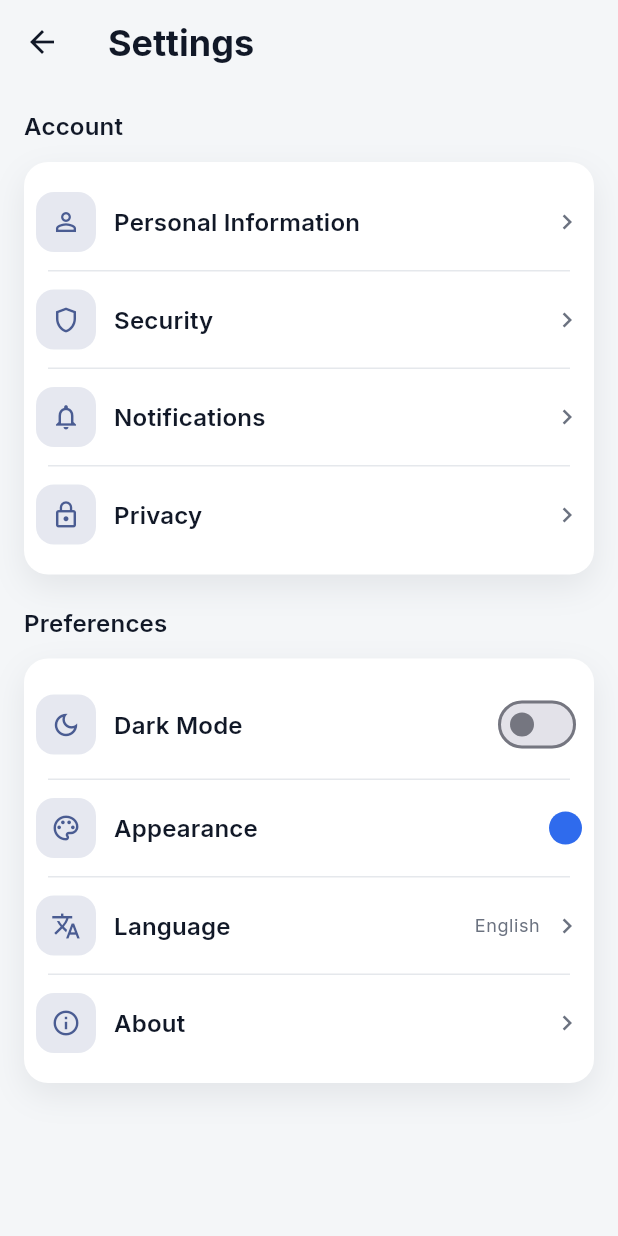
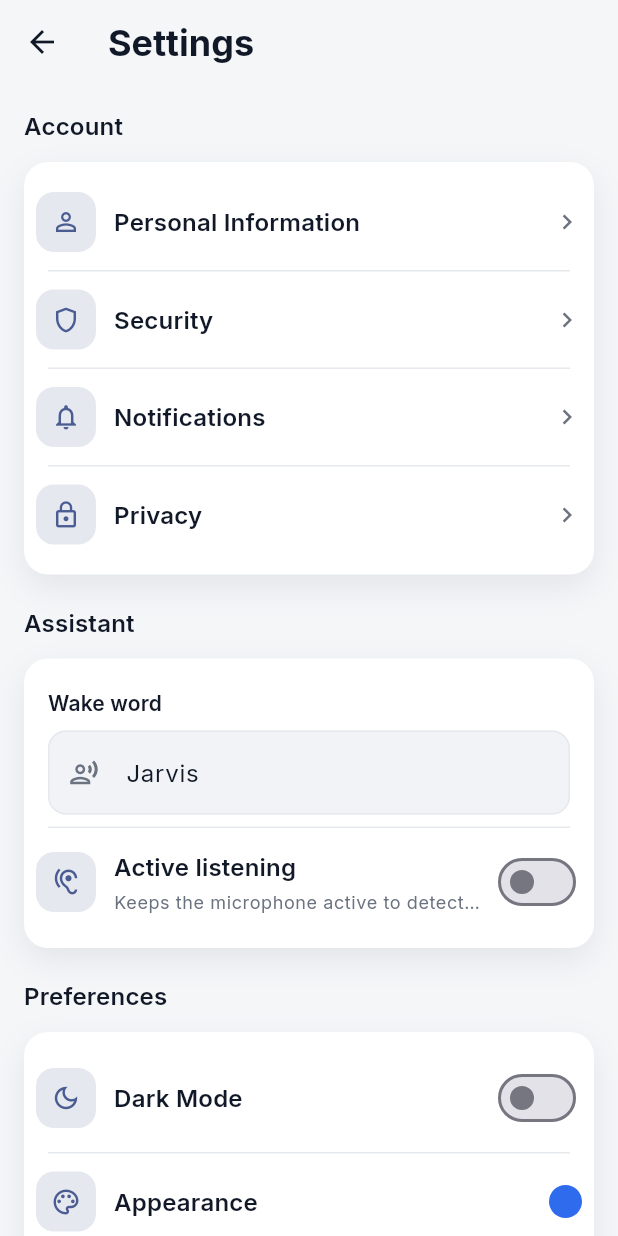
Before and after one commit to cymonevo-luna/smart_assistant_app, a Flutter app: the SettingsPage screen opened by its route, on a phone screen of 412 x 824 dp. Run offline on Flutter 3.47's test engine with Material 3 defaults, Android fonts, the phone set to English and light mode, and no system bars; our stand-ins replace dio, flutter_dotenv, flutter_riverpod, flutter_secure_storage, freezed_annotation, get_it and 6 more; accounts and stored records are empty.

Commit message:
feat(assistant): add settings UI with backend sync and local cache (#2)
Add assistant feature module with freezed AssistantSettings model,
repository for GET/PUT /api/v1/assistant/settings, AsyncNotifier
provider with offline cache fallback, and Settings Assistant section
(wake word field with debounced save, active listening switch).
Includes widget and repository tests.

Co-authored-by: Cursor Agent <cursoragent@cursor.com>
Co-authored-by: Aji <cymon1997@users.noreply.github.com>

```diff
--- a/lib/core/di/locator.dart
+++ b/lib/core/di/locator.dart
@@ -1,5 +1,6 @@
 import 'package:get_it/get_it.dart';
 
+import '../../features/assistant/data/assistant_settings_repository.dart';
 import '../config/app_config.dart';
 import '../network/api_client.dart';
 import '../storage/preferences_service.dart';
@@ -31,4 +32,7 @@ Future<void> setupLocator() async {
   if (savedToken != null) apiClient.setAuthToken(savedToken);
 
   locator.registerSingleton<ApiClient>(apiClient);
+  locator.registerSingleton<AssistantSettingsRepository>(
+    AssistantSettingsRepository(apiClient, prefs),
+  );
 }
--- a/lib/core/storage/preferences_service.dart
+++ b/lib/core/storage/preferences_service.dart
@@ -48,4 +48,6 @@ abstract final class PrefKeys {
   static const String themeMode = 'theme_mode';
   static const String onboardingDone = 'onboarding_done';
   static const String locale = 'locale';
+  static const String assistantWakeWord = 'assistant_wake_word';
+  static const String assistantActiveListening = 'assistant_active_listening';
 }
--- /dev/null
+++ b/lib/features/assistant/models/assistant_settings.dart
@@ -0,0 +1,17 @@
+import 'package:freezed_annotation/freezed_annotation.dart';
+
+part 'assistant_settings.freezed.dart';
+part 'assistant_settings.g.dart';
+
+@freezed
+abstract class AssistantSettings with _$AssistantSettings {
+  const factory AssistantSettings({
+    @JsonKey(name: 'wake_word') required String wakeWord,
+    @JsonKey(name: 'active_listening_enabled')
+    required bool activeListeningEnabled,
+    @JsonKey(name: 'updated_at') DateTime? updatedAt,
+  }) = _AssistantSettings;
+
+  factory AssistantSettings.fromJson(Map<String, dynamic> json) =>
+      _$AssistantSettingsFromJson(json);
+}
--- /dev/null
+++ b/lib/features/assistant/widgets/assistant_settings_section.dart
@@ -0,0 +1,154 @@
+import 'dart:async';
+
+import 'package:flutter/material.dart';
+import 'package:flutter_riverpod/flutter_riverpod.dart';
+
+import '../../../core/theme/app_spacing.dart';
+import '../../../l10n/app_localizations.dart';
+import '../../../shared/widgets/widgets.dart';
+import '../assistant_settings_provider.dart';
+
+class AssistantSettingsSection extends ConsumerStatefulWidget {
+  const AssistantSettingsSection({super.key});
+
+  @override
+  ConsumerState<AssistantSettingsSection> createState() =>
+      _AssistantSettingsSectionState();
+}
+
+class _AssistantSettingsSectionState
+    extends ConsumerState<AssistantSettingsSection> {
+  TextEditingController? _wakeWordController;
+  String? _wakeWordError;
+  Timer? _debounce;
+  String? _lastSyncedWakeWord;
+
+  @override
+  void dispose() {
+    _debounce?.cancel();
+    _wakeWordController?.dispose();
+    super.dispose();
+  }
+
+  void _syncController(String wakeWord) {
+    if (_lastSyncedWakeWord == wakeWord) return;
+    _lastSyncedWakeWord = wakeWord;
+    _wakeWordController ??= TextEditingController(text: wakeWord);
+    if (_wakeWordController!.text != wakeWord) {
+      _wakeWordController!.text = wakeWord;
+    }
+  }
+
+  void _onWakeWordChanged(String value) {
+    if (_wakeWordError != null) {
+      setState(() => _wakeWordError = null);
+    }
+    _debounce?.cancel();
+    _debounce = Timer(const Duration(milliseconds: 500), () => _saveWakeWord());
+  }
+
+  Future<void> _saveWakeWord() async {
+    final l10n = AppLocalizations.of(context);
+    final value = _wakeWordController?.text ?? '';
+    if (value.trim().isEmpty) {
+      setState(() => _wakeWordError = l10n.wakeWordRequired);
+      return;
+    }
+
+    final ok = await ref.read(assistantSettingsProvider.notifier).setWakeWord(value);
+    if (!ok && mounted) {
+      ScaffoldMessenger.of(context).showSnackBar(
+        SnackBar(content: Text(l10n.assistantSettingsSaveFailed)),
+      );
+    }
+  }
+
+  Future<void> _onActiveListeningChanged(bool enabled) async {
+    final l10n = AppLocalizations.of(context);
+    final ok =
+        await ref.read(assistantSettingsProvider.notifier).setActiveListening(
+              enabled,
+            );
+    if (!ok && mounted) {
+      ScaffoldMessenger.of(context).showSnackBar(
+        SnackBar(content: Text(l10n.assistantSettingsSaveFailed)),
+      );
+    }
+  }
+
+  @override
+  Widget build(BuildContext context) {
+    final l10n = AppLocalizations.of(context);
+    final settingsAsync = ref.watch(assistantSettingsProvider);
+
+    return settingsAsync.when(
+      loading: () => const AppCard(
+        child: Padding(
+          padding: EdgeInsets.all(AppSpacing.lg),
+          child: Center(child: CircularProgressIndicator()),
+        ),
+      ),
+      error: (error, _) => AppCard(
+        child: Padding(
+          padding: const EdgeInsets.all(AppSpacing.lg),
+          child: AppText.body(error.toString()),
+        ),
+      ),
+      data: (settings) {
+        _syncController(settings.wakeWord);
+        return AppCard(
+          padding: const EdgeInsets.symmetric(vertical: AppSpacing.xs),
+          child: Column(
+            children: [
+              Padding(
+                padding: const EdgeInsets.fromLTRB(
+                  AppSpacing.md,
+                  AppSpacing.sm,
+                  AppSpacing.md,
+                  AppSpacing.xs,
+                ),
+                child: AppTextField(
+                  label: l10n.wakeWord,
+                  controller: _wakeWordController,
+                  prefixIcon: Icons.record_voice_over_outlined,
+                  onChanged: _onWakeWordChanged,
+                ),
+              ),
+              if (_wakeWordError != null)
+                Padding(
+                  padding: const EdgeInsets.fromLTRB(
+                    AppSpacing.md,
+                    0,
+                    AppSpacing.md,
+                    AppSpacing.xs,
+                  ),
+                  child: Text(
+                    _wakeWordError!,
+                    style: TextStyle(
+                      color: Theme.of(context).colorScheme.error,
+                      fontSize: 12,
+                    ),
+                  ),
+                ),
+              const Divider(
+                indent: AppSpacing.md,
+                endIndent: AppSpacing.md,
+              ),
+              AppListTile(
+                icon: Icons.hearing_outlined,
+                title: l10n.activeListening,
+                subtitle: l10n.activeListeningSubtitle,
+                showChevron: false,
+                trailing: Switch(
+                  key: const ValueKey('assistant_active_listening'),
+                  value: settings.activeListeningEnabled,
+                  onChanged: _onActiveListeningChanged,
+                ),
+              ),
+            ],
+          ),
+        );
+      },
+    );
+  }
+}
--- a/lib/features/settings/settings_page.dart
+++ b/lib/features/settings/settings_page.dart
@@ -6,6 +6,7 @@ import '../../core/theme/app_palette.dart';
 import '../../core/theme/app_spacing.dart';
 import '../../core/theme/app_tokens.dart';
 import '../../core/theme/theme_provider.dart';
+import '../../features/assistant/widgets/assistant_settings_section.dart';
 import '../../l10n/app_localizations.dart';
 import '../../shared/widgets/widgets.dart';
 
@@ -60,6 +61,10 @@ class SettingsPage extends ConsumerWidget {
               ],
             ),
           ),
+          const VGap(AppSpacing.lg),
+          AppSectionHeader(title: l10n.assistant),
+          const VGap(AppSpacing.sm),
+          const AssistantSettingsSection(),
           const VGap(AppSpacing.lg),
           AppSectionHeader(title: l10n.preferences),
           const VGap(AppSpacing.sm),
--- a/lib/l10n/app_en.arb
+++ b/lib/l10n/app_en.arb
@@ -67,5 +67,11 @@
   "fieldRequired": "This field is required",
   "invalidEmail": "Enter a valid email address",
   "passwordTooShort": "Password must be at least 6 characters",
-  "passwordsDoNotMatch": "Passwords do not match"
+  "passwordsDoNotMatch": "Passwords do not match",
+  "assistant": "Assistant",
+  "wakeWord": "Wake word",
+  "activeListening": "Active listening",
+  "activeListeningSubtitle": "Keeps the microphone active to detect your wake word. May increase battery usage.",
+  "wakeWordRequired": "Wake word cannot be empty",
+  "assistantSettingsSaveFailed": "Could not save settings. Showing cached values."
 }
--- a/lib/l10n/app_localizations.dart
+++ b/lib/l10n/app_localizations.dart
@@ -101,7 +101,7 @@ abstract class AppLocalizations {
   /// The application title
   ///
   /// In en, this message translates to:
-  /// **'App Template'**
+  /// **'Smart Assistant App'**
   String get appTitle;
 
   /// No description provided for @appTagline.
@@ -433,6 +433,42 @@ abstract class AppLocalizations {
   /// In en, this message translates to:
   /// **'Passwords do not match'**
   String get passwordsDoNotMatch;
+
+  /// No description provided for @assistant.
+  ///
+  /// In en, this message translates to:
+  /// **'Assistant'**
+  String get assistant;
+
+  /// No description provided for @wakeWord.
+  ///
+  /// In en, this message translates to:
+  /// **'Wake word'**
+  String get wakeWord;
+
+  /// No description provided for @activeListening.
+  ///
+  /// In en, this message translates to:
+  /// **'Active listening'**
+  String get activeListening;
+
+  /// No description provided for @activeListeningSubtitle.
+  ///
+  /// In en, this message translates to:
+  /// **'Keeps the microphone active to detect your wake word. May increase battery usage.'**
+  String get activeListeningSubtitle;
+
+  /// No description provided for @wakeWordRequired.
+  ///
+  /// In en, this message translates to:
+  /// **'Wake word cannot be empty'**
+  String get wakeWordRequired;
+
+  /// No description provided for @assistantSettingsSaveFailed.
+  ///
+  /// In en, this message translates to:
+  /// **'Could not save settings. Showing cached values.'**
+  String get assistantSettingsSaveFailed;
 }
 
 class _AppLocalizationsDelegate
--- a/lib/l10n/app_localizations_en.dart
+++ b/lib/l10n/app_localizations_en.dart
@@ -177,4 +177,24 @@ class AppLocalizationsEn extends AppLocalizations {
 
   @override
   String get passwordsDoNotMatch => 'Passwords do not match';
+
+  @override
+  String get assistant => 'Assistant';
+
+  @override
+  String get wakeWord => 'Wake word';
+
+  @override
+  String get activeListening => 'Active listening';
+
+  @override
+  String get activeListeningSubtitle =>
+      'Keeps the microphone active to detect your wake word. May increase battery usage.';
+
+  @override
+  String get wakeWordRequired => 'Wake word cannot be empty';
+
+  @override
+  String get assistantSettingsSaveFailed =>
+      'Could not save settings. Showing cached values.';
 }
```
Also changed, not shown: lib/features/assistant/assistant_settings_provider.dart (added, +66 -0 lines), lib/features/assistant/data/assistant_settings_repository.dart (added, +61 -0 lines), lib/l10n/app_id.arb (+7 -1 lines), lib/l10n/app_localizations_id.dart (+20 -0 lines), lib/features/assistant/models/assistant_settings.freezed.dart (added), lib/features/assistant/models/assistant_settings.g.dart (added), 2 other files.
